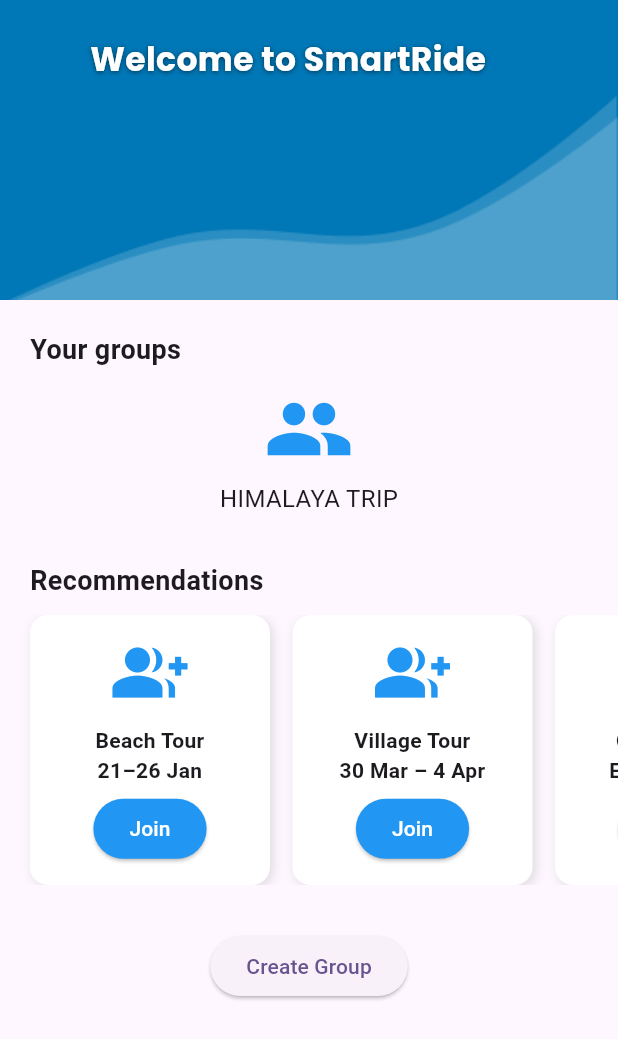
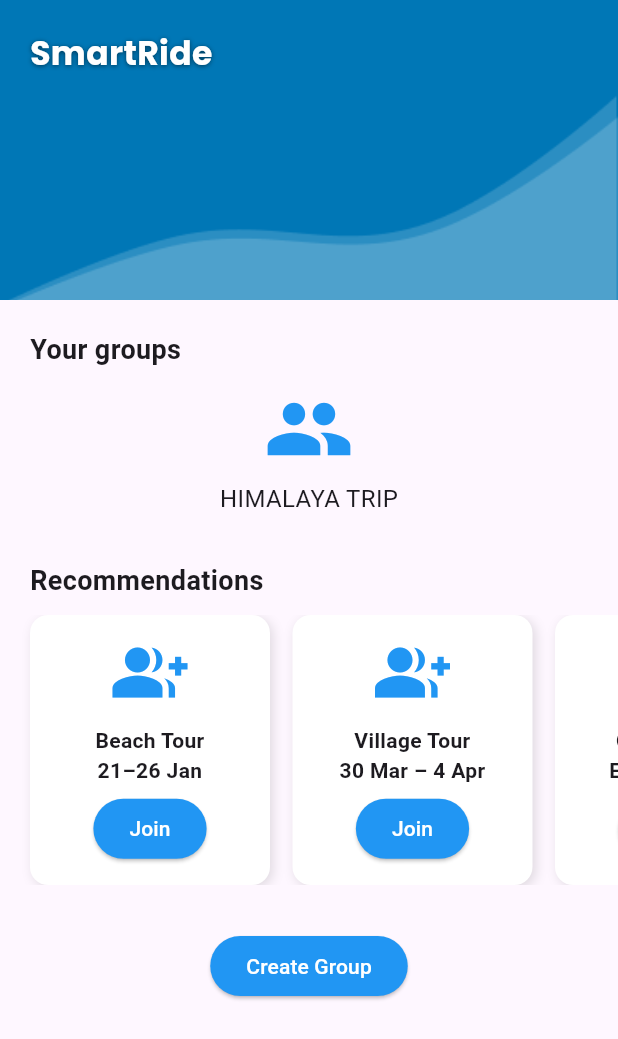
Before and after one commit to Jawad-Hassan/AI-Smart-Ride, a Flutter app: the GroupChatScreen screen opened directly, on a phone screen of 412 x 824 dp. Shown: the top 1039 px of the screen. Run offline on Flutter 3.47's test engine with Material 3 defaults, Android fonts, the phone set to English and light mode, and no system bars; our stand-ins replace flutter_map, get, latlong2.

Commit message:
chat_page

```diff
--- a/lib/src/modules/chat_page/chat_page_view.dart
+++ b/lib/src/modules/chat_page/chat_page_view.dart
@@ -31,12 +31,13 @@ class GroupChatScreen extends StatelessWidget {
                     fit: BoxFit.cover,
                   ),
                 ),
-                Positioned(
-                left: 60,
-                bottom: 145,
-                  child: Text(
-                    'Welcome to SmartRide',
-                    style: StyleRefer.poppinsBold.copyWith(
+                Padding(
+                  padding: EdgeInsets.symmetric(horizontal: 20, vertical: 20),
+                  child: Row(
+                    children: [
+                      Text(
+                        'SmartRide',
+                        style:StyleRefer.poppinsBold.copyWith(
                           fontSize: 22,
                           color: Colors.white,
                           shadows: const [
@@ -47,6 +48,8 @@ class GroupChatScreen extends StatelessWidget {
                             ),
                           ],
                         ),
+                      ),
+                    ],
                   ),
                 ),
               ],
@@ -98,6 +101,10 @@ class GroupChatScreen extends StatelessWidget {
                 onPressed: () {
                   // Navigate to Create Group screen
                 },
+                style: ElevatedButton.styleFrom(
+                  backgroundColor: Colors.blue,
+                  foregroundColor: Colors.white,
+                ),
                 child: const Text('Create Group'),
               ),
             ),
--- a/lib/src/modules/choose_ride/choose_ride_view.dart
+++ b/lib/src/modules/choose_ride/choose_ride_view.dart
@@ -5,7 +5,7 @@ import 'package:flutter_map/flutter_map.dart';
 import 'package:latlong2/latlong.dart';
 import 'package:get/get.dart';
 import 'package:flutter_application_1/src/modules/customwidget/custom_button.dart';
-import 'package:flutter_application_1/src/modules/pick_drop/pick_drop_view.dart';
+
 
 class ChooseRideView extends StatelessWidget {
   final ChooseRideController controller = Get.put(ChooseRideController());
```
Lines whose indentation alone changed are shown as unchanged.
